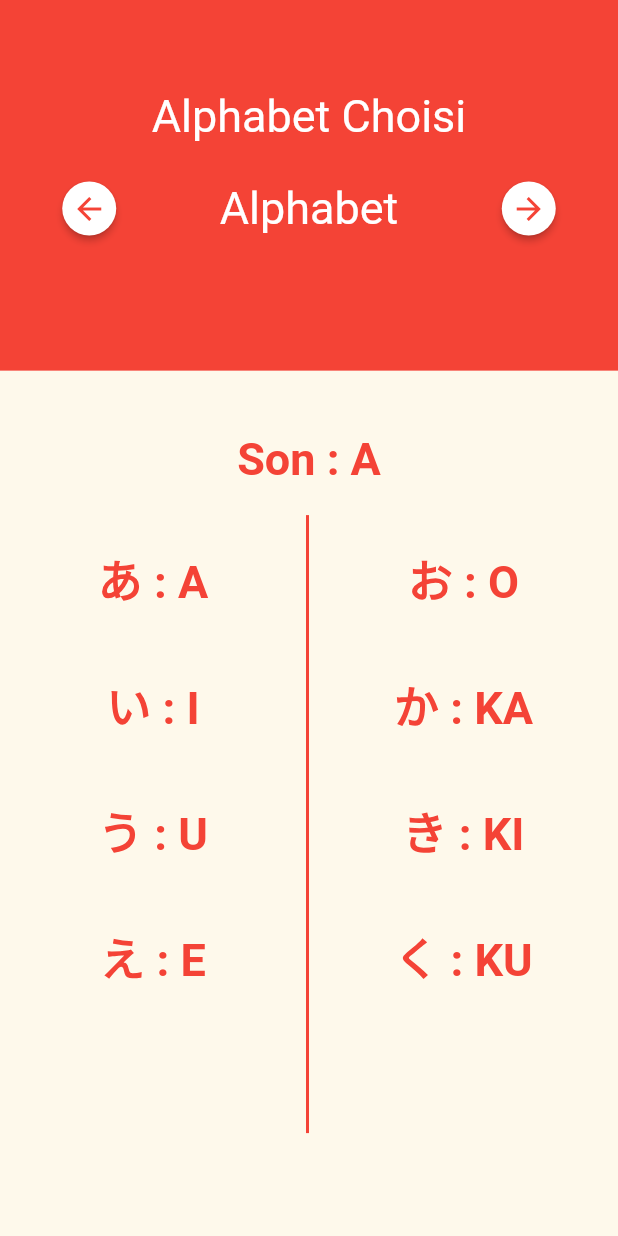
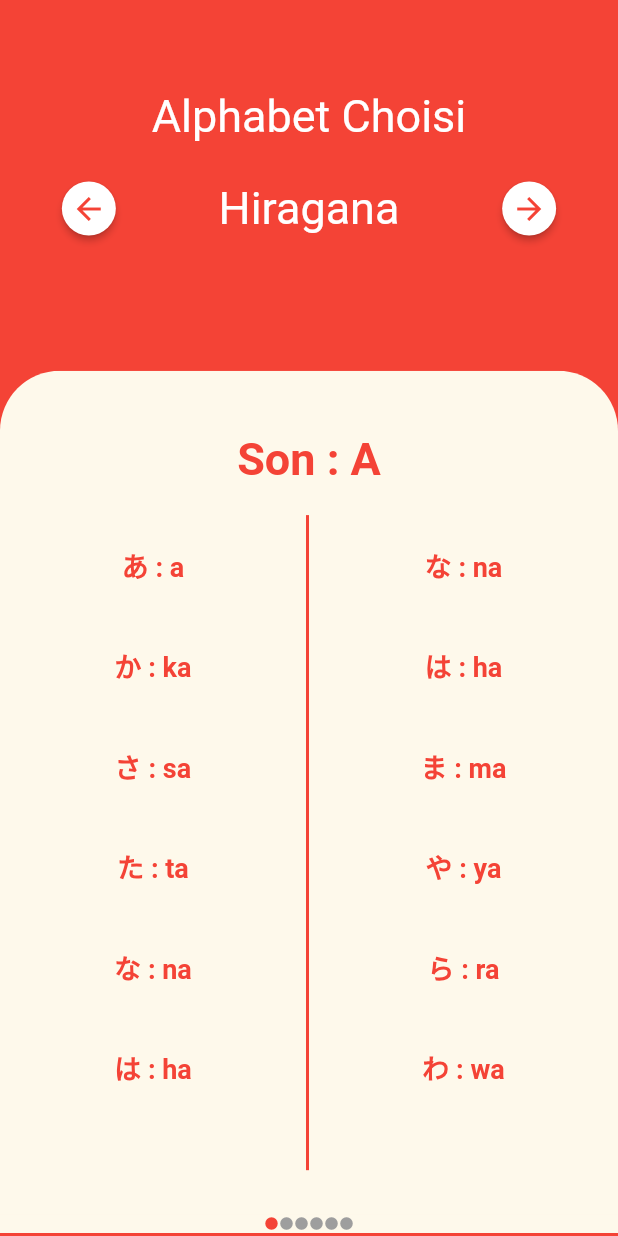
Before and after one commit to LePangolin/yomapp, a Flutter app: the screen it shows after launch, on a phone screen of 412 x 824 dp. Run offline on Flutter 3.47's test engine with Material 2 defaults, Android fonts, the phone set to English and light mode, and no system bars; missing offline and left inert: onboarding.

Commit message:
feat(alphabet): ajout alphabet widget + swipe

```diff
--- /dev/null
+++ b/lib/Helpers/Enum/alphabet_enum.dart
@@ -0,0 +1,93 @@
+class AlphabetEnum{
+  final Map<String, String> _hiraganaA = {
+    'Son': 'A',
+    'a': 'あ',
+    'ka': 'か',
+    'sa': 'さ',
+    'ta': 'た',
+    'na': 'な',
+    'ha': 'は',
+    'ma': 'ま',
+    'ya': 'や',
+    'ra': 'ら',
+    'wa': 'わ',
+  };
+
+  final Map<String, String> _hiraganaI = {
+    'Son': 'I',
+    'i': 'い',
+    'ki': 'き',
+    'shi': 'し',
+    'chi': 'ち',
+    'ni': 'に',
+    'hi': 'ひ',
+    'mi': 'み',
+    'ri': 'り',
+  };
+
+  final Map<String, String> _hiraganaU = {
+    'Son': 'U',
+    'u': 'う',
+    'ku': 'く',
+    'su': 'す',
+    'tsu': 'つ',
+    'nu': 'ぬ',
+    'fu': 'ふ',
+    'mu': 'む',
+    'yu': 'ゆ',
+    'ru': 'る',
+  };
+
+  final Map<String, String> _hiraganaE = {
+    'Son': 'E',
+    'e': 'え',
+    'ke': 'け',
+    'se': 'せ',
+    'te': 'て',
+    'ne': 'ね',
+    'he': 'へ',
+    'me': 'め',
+    're': 'れ',
+  };
+
+  final Map<String, String> _hiraganaO = {
+    'Son': 'O',
+    'o': 'お',
+    'ko': 'こ',
+    'so': 'そ',
+    'to': 'と',
+    'no': 'の',
+    'ho': 'ほ',
+    'mo': 'も',
+    'yo': 'よ',
+    'ro': 'ろ',
+    'wo': 'を',
+  };
+
+  final Map<String, String> _hiraganaN = {
+    'Son': 'N',
+    'n': 'ん',
+  };
+
+
+
+  static Map<String, String> getEnum(String alphabet) {
+    switch (alphabet) {
+      case 'A':
+        return AlphabetEnum()._hiraganaA;
+      case 'I':
+        return AlphabetEnum()._hiraganaI;
+      case 'U':
+        return AlphabetEnum()._hiraganaU;
+      case 'E':
+        return AlphabetEnum()._hiraganaE;
+      case 'O':
+        return AlphabetEnum()._hiraganaO;
+      case 'N':
+        return AlphabetEnum()._hiraganaN;
+      default:
+        return AlphabetEnum()._hiraganaA;
+    }
+  }
+
+}
--- /dev/null
+++ b/lib/View/Widget/alphabet.dart
@@ -0,0 +1,107 @@
+import 'package:flutter/material.dart';
+import 'package:yomapp/Helpers/Enum/alphabet_enum.dart';
+
+class Alphabet extends StatefulWidget {
+
+  final String sound;
+
+  const Alphabet({super.key, required this.sound});
+
+
+  @override
+  State<Alphabet> createState() => _AlphabetState();
+}
+
+class _AlphabetState extends State<Alphabet> {
+
+
+  @override
+  Widget build(BuildContext context) {
+    Map<String, String> alphabet = AlphabetEnum.getEnum(widget.sound);
+    String son = alphabet['Son']!;
+    return Row(
+      mainAxisAlignment: MainAxisAlignment.spaceAround,
+      children: [
+        Container(
+          margin:
+              EdgeInsets.only(top: MediaQuery.of(context).size.height * 0.05),
+          width: MediaQuery.of(context).size.width,
+          child: Column(
+            children: [
+              Row(
+                mainAxisAlignment: MainAxisAlignment.spaceAround,
+                children: [
+                  Text(
+                    "Son : $son",
+                    style: TextStyle(
+                      color: Theme.of(context).primaryColor,
+                      fontSize: 30,
+                      fontWeight: FontWeight.bold,
+                    ),
+                  ),
+                ],
+              ),
+              Container(
+                margin: const EdgeInsets.only(top: 20),
+                height: MediaQuery.of(context).size.height * 0.53,
+                child: Row(
+                  children: [
+                    Container(
+                        decoration: BoxDecoration(
+                          border: Border(
+                            right: BorderSide(
+                              color: Theme.of(context).primaryColor,
+                              width: 2,
+                            ),
+                          ),
+                        ),
+                        width: MediaQuery.of(context).size.width * 0.5,
+                        child: Column(
+                          children: createCol1(false, alphabet),
+                        )),
+                    SizedBox(
+                        width: MediaQuery.of(context).size.width * 0.5,
+                        child: Column(
+                          children: createCol1(true, alphabet),
+                        )),
+                  ],
+                ),
+              ),
+            ],
+          ),
+        ),
+      ],
+    );
+  }
+
+  List<Widget> createCol1(bool end, Map<String, String> alphabet) {
+    List<Widget> list = [];
+    int max = 0;
+    int i = 0;
+    if (!end) {
+      i = 1;
+      max = alphabet.length > 7 ? 7 : alphabet.length;
+    } else {
+      i = 5;
+      max = alphabet.length;
+    }
+    for (i; i < max; i++) {
+      String key = alphabet.keys.elementAt(i);
+      String value = alphabet[key]!;
+      list.add(
+        Container(
+          margin: const EdgeInsets.only(top: 20, bottom: 20),
+          child: Text(
+            '$value : $key',
+            style: TextStyle(
+              color: Theme.of(context).primaryColor,
+              fontSize: 18,
+              fontWeight: FontWeight.bold,
+            ),
+          ),
+        ),
+      );
+    }
+    return list;
+  }
+}
--- /dev/null
+++ b/lib/View/Widget/draggable_card.dart
@@ -0,0 +1,29 @@
+import 'package:flutter/material.dart';
+
+class DraggableCard extends StatefulWidget {
+  const DraggableCard({super.key});
+
+  @override
+  State<DraggableCard> createState() => _DraggableCardState();
+}
+
+class _DraggableCardState extends State<DraggableCard> {
+  @override
+  Widget build(BuildContext context) {
+    // return create swipeable card
+    return Draggable(
+      // create card
+      child: Card(
+        child: const Text('Card'),
+      ),
+      // create card when dragging
+      feedback: Card(
+        child: const Text('Card'),
+      ),
+      // create card when dragging
+      childWhenDragging: Card(
+        child: const Text('Card'),
+      ),
+    );
+  }
+}
--- a/lib/View/acceuil_view.dart
+++ b/lib/View/acceuil_view.dart
@@ -1,4 +1,6 @@
 import 'package:flutter/material.dart';
+import 'package:yomapp/View/Widget/alphabet.dart';
+import 'package:onboarding/onboarding.dart';
 
 class PageAcceuil extends StatefulWidget {
   const PageAcceuil({super.key});
@@ -8,13 +10,23 @@ class PageAcceuil extends StatefulWidget {
 }
 
 class _PageAcceuilState extends State<PageAcceuil> {
+  final onBoardingList = [
+    PageModel(widget: const Alphabet(sound: "A")),
+    PageModel(widget: const Alphabet(sound: "I")),
+    PageModel(widget: const Alphabet(sound: "U")),
+    PageModel(widget: const Alphabet(sound: "E")),
+    PageModel(widget: const Alphabet(sound: "O")),
+    PageModel(widget: const Alphabet(sound: "N")),
+  ];
+  late int index = 0;
   @override
   Widget build(BuildContext context) {
     return Scaffold(
+      backgroundColor: Theme.of(context).primaryColor,
       body: Container(
           height: MediaQuery.of(context).size.height,
           width: MediaQuery.of(context).size.width,
-          color: Colors.white,
+          color: Theme.of(context).primaryColor,
           child: Column(
             children: [
               Container(
@@ -49,7 +61,7 @@ class _PageAcceuilState extends State<PageAcceuil> {
                               ),
                               child: const Icon(Icons.arrow_back_outlined)),
                           const Text(
-                            'Alphabet',
+                            'Hiragana',
                             style: TextStyle(
                               color: Colors.white,
                               fontSize: 30,
@@ -69,173 +81,90 @@ class _PageAcceuilState extends State<PageAcceuil> {
                   ],
                 ),
               ),
-              Container(
-                height: MediaQuery.of(context).size.height * 0.7,
-                color: const Color(0xFFFEF9EB),
-                child: Row(
-                  mainAxisAlignment: MainAxisAlignment.spaceAround,
-                  children: [
-                    Container(
-                      margin: EdgeInsets.only(
-                          top: MediaQuery.of(context).size.height * 0.05),
-                      width: MediaQuery.of(context).size.width,
-                      child: Column(
-                        children: [
-                          Row(
-                            mainAxisAlignment: MainAxisAlignment.spaceAround,
-                            children: [
-                              Text(
-                                "Son : A",
-                                style: TextStyle(
-                                  color: Theme.of(context).primaryColor,
-                                  fontSize: 30,
-                                  fontWeight: FontWeight.bold,
+              ClipRRect(
+                  borderRadius: const BorderRadius.only(
+                    topLeft: Radius.circular(40),
+                    topRight: Radius.circular(40),
                   ),
-                              ),
-                            ],
-                          ),
-                          Container(
-                            margin: const EdgeInsets.only(top: 20),
-                            height: MediaQuery.of(context).size.height * 0.5,
-                            child: Row(
-                              children: [
-                                Container(
-                                    decoration: BoxDecoration(
-                                      border: Border(
-                                        right: BorderSide(
-                                          color: Theme.of(context).primaryColor,
-                                          width: 2,
-                                        ),
-                                      ),
-                                    ),
-                                    width:
-                                        MediaQuery.of(context).size.width * 0.5,
-                                    child: Column(
-                                      children: [
-                                        // Hiragana letter sign
-                                        Container(
-                                          margin: const EdgeInsets.only(
-                                              top: 20, bottom: 20),
-                                          child: Text(
-                                            'あ : A',
-                                            style: TextStyle(
-                                              color: Theme.of(context)
-                                                  .primaryColor,
-                                              fontSize: 30,
-                                              fontWeight: FontWeight.bold,
-                                            ),
-                                          ),
-                                        ),
-                                        Container(
-                                          margin: const EdgeInsets.only(
-                                              top: 20, bottom: 20),
-                                          child: Text(
-                                            'い : I',
-                                            style: TextStyle(
-                                              color: Theme.of(context)
-                                                  .primaryColor,
-                                              fontSize: 30,
-                                              fontWeight: FontWeight.bold,
-                                            ),
-                                          ),
-                                        ),
-                                        Container(
-                                          margin: const EdgeInsets.only(
-                                              top: 20, bottom: 20),
-                                          child: Text(
-                                            'う : U',
-                                            style: TextStyle(
-                                              color: Theme.of(context)
-                                                  .primaryColor,
-                                              fontSize: 30,
-                                              fontWeight: FontWeight.bold,
-                                            ),
-                                          ),
-                                        ),
-                                        Container(
-                                          margin: const EdgeInsets.only(
-                                              top: 20, bottom: 20),
-                                          child: Text(
-                                            'え : E',
-                                            style: TextStyle(
-                                              color: Theme.of(context)
-                                                  .primaryColor,
-                                              fontSize: 30,
-                                              fontWeight: FontWeight.bold,
-                                            ),
-                                          ),
-                                        ),
-                                      ],
-                                    )),
-                                SizedBox(
-                                    width:
-                                        MediaQuery.of(context).size.width * 0.5,
                   child: Column(
                     children: [
                       Container(
-                                          margin: const EdgeInsets.only(
-                                              top: 20, bottom: 20),
-                                          child: Text(
-                                            'お : O',
-                                            style: TextStyle(
-                                              color: Theme.of(context)
-                                                  .primaryColor,
-                                              fontSize: 30,
-                                              fontWeight: FontWeight.bold,
+                          height: MediaQuery.of(context).size.height * 0.683,
+                          width: MediaQuery.of(context).size.width,
+                          color: const Color(0xFFFEF9EB),
+                          child: PageView.builder(
+                            physics: const ScrollPhysics(
+                              parent: BouncingScrollPhysics(),
                             ),
+                            itemCount: onBoardingList.length,
+                            itemBuilder: (context, index) {
+                              if (index < 0) {
+                                return onBoardingList[onBoardingList.length - 1].widget;
+                              } else if (index > onBoardingList.length - 1) {
+                                return onBoardingList[0].widget;
+                              } else {
+                                return onBoardingList[index].widget;
+                              }
+                            },
+                            onPageChanged: (int index) {
+                              setState(() {
+                                this.index = index;
+                              });
+                            },
+                          )),
+                      Container(
+                        color: const Color(0xFFFEF9EB),
+                        height: 12,
+                        child: Row(
+                          mainAxisAlignment: MainAxisAlignment.center,
+                          children: [
+                            Icon(
+                              Icons.circle,
+                              color: index == 0
+                                  ? Theme.of(context).primaryColor
+                                  : Colors.grey,
+                              size: 10,
                             ),
+                            Icon(
+                              Icons.circle,
+                              color: index == 1
+                                  ? Theme.of(context).primaryColor
+                                  : Colors.grey,
+                              size: 10,
                             ),
-                                        Container(
-                                          margin: const EdgeInsets.only(
-                                              top: 20, bottom: 20),
-                                          child: Text(
-                                            'か : KA',
-                                            style: TextStyle(
-                                              color: Theme.of(context)
-                                                  .primaryColor,
-                                              fontSize: 30,
-                                              fontWeight: FontWeight.bold,
+                            Icon(
+                              Icons.circle,
+                              color: index == 2
+                                  ? Theme.of(context).primaryColor
+                                  : Colors.grey,
+                              size: 10,
                             ),
+                            Icon(
+                              Icons.circle,
+                              color: index == 3
+                                  ? Theme.of(context).primaryColor
+                                  : Colors.grey,
+                              size: 10,
                             ),
+                            Icon(
+                              Icons.circle,
+                              color: index == 4
+                                  ? Theme.of(context).primaryColor
+                                  : Colors.grey,
+                              size: 10,
                             ),
-                                        Container(
-                                          margin: const EdgeInsets.only(
-                                              top: 20, bottom: 20),
-                                          child: Text(
-                                            'き : KI',
-                                            style: TextStyle(
-                                              color: Theme.of(context)
-                                                  .primaryColor,
-                                              fontSize: 30,
-                                              fontWeight: FontWeight.bold,
-                                            ),
-                                          ),
-                                        ),
-                                        Container(
-                                          margin: const EdgeInsets.only(
-                                              top: 20, bottom: 20),
-                                          child: Text(
-                                            'く : KU',
-                                            style: TextStyle(
-                                              color: Theme.of(context)
-                                                  .primaryColor,
-                                              fontSize: 30,
-                                              fontWeight: FontWeight.bold,
-                                            ),
-                                          ),
-                                        ),
-
-                                      ],
-                                    )),
-                              ],
-                            ),
+                            Icon(
+                              Icons.circle,
+                              color: index == 5
+                                  ? Theme.of(context).primaryColor
+                                  : Colors.grey,
+                              size: 10,
                             ),
                           ],
                         ),
                       ),
                     ],
-                ),
-              )
+                  ))
             ],
           )),
     );
--- a/lib/main.dart
+++ b/lib/main.dart
@@ -1,8 +1,14 @@
 import 'package:flutter/material.dart';
+import 'package:flutter/services.dart';
 import 'View/acceuil_view.dart';
 import 'Theme/app_theme.dart';
 
 void main() {
+  // hide bottom bar
+  WidgetsFlutterBinding.ensureInitialized();
+
+  SystemChrome.setEnabledSystemUIOverlays([]);
+
   runApp(MaterialApp(
     debugShowCheckedModeBanner: false,
     theme: AppTheme.lightTheme,
--- a/pubspec.yaml
+++ b/pubspec.yaml
@@ -30,7 +30,7 @@ environment:
 dependencies:
   flutter:
     sdk: flutter
-
+  onboarding: ^3.1.0
 
   # The following adds the Cupertino Icons font to your application.
   # Use with the CupertinoIcons class for iOS style icons.
```
Also changed, not shown: pubspec.lock. Lines whose indentation alone changed are shown as unchanged.
